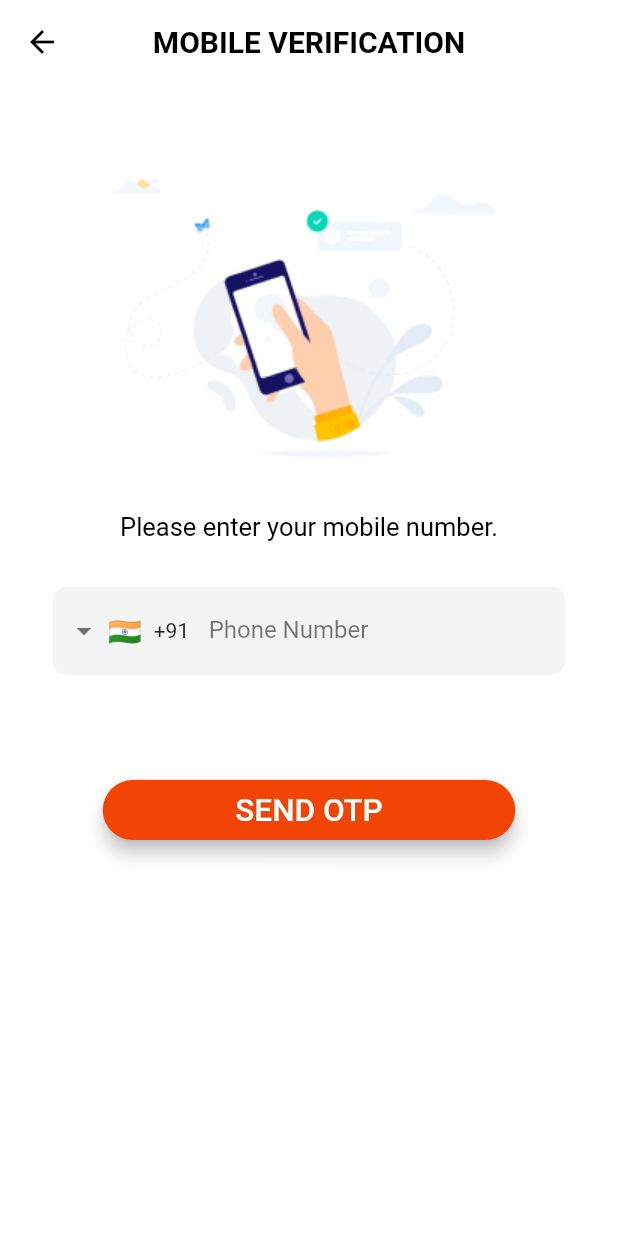
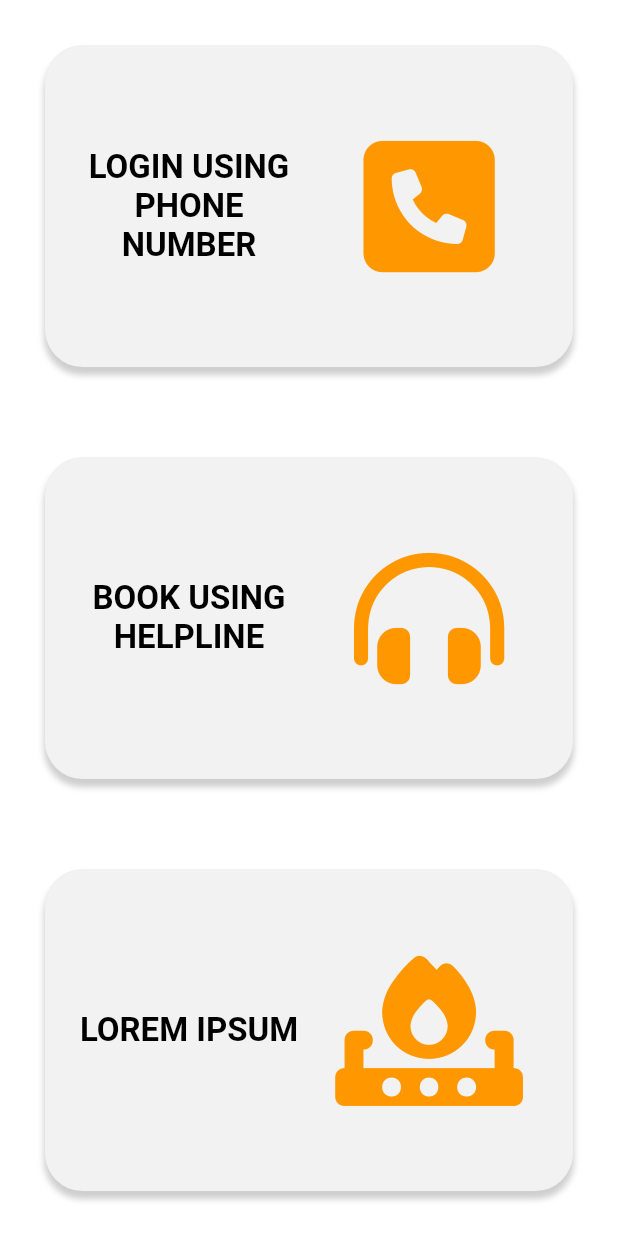
Before and after one commit to wersharks/mera_aadhar, a Flutter app: the screen it shows after launch, after a tap on "CLICK", on a phone screen of 412 x 824 dp. Run offline on Flutter 3.47's test engine with Material 2 defaults, Android fonts, the phone set to English and light mode, and no system bars; drawn by our look-alikes of intl_phone_field; our stand-ins replace flutter_map, flutter_otp_text_field, font_awesome_flutter, latlong2, location; missing offline and left inert: flutter_map_marker_popup.

Commit message:
added login type page

```diff
--- a/lib/screens/home_page.dart
+++ b/lib/screens/home_page.dart
@@ -1,6 +1,7 @@
 import 'package:flutter/src/foundation/key.dart';
 import 'package:flutter/src/widgets/framework.dart';
 import 'package:flutter/material.dart';
+import 'package:mera_aadhar/screens/login_type.dart';
 import 'package:mera_aadhar/screens/verification.dart';
 import 'package:mera_aadhar/utilities/constants.dart';
 import 'package:mera_aadhar/screens/map_basic.dart';
@@ -19,7 +20,7 @@ class HomePage extends StatelessWidget {
             child: Text("CLICK"),
             onPressed: () {
               Navigator.push(context,
-                  MaterialPageRoute(builder: (context) => Verification()));
+                  MaterialPageRoute(builder: (context) => LoginType()));
             },
           ),
           TextButton(
--- /dev/null
+++ b/lib/screens/login_type.dart
@@ -0,0 +1,52 @@
+import 'package:flutter/src/foundation/key.dart';
+import 'package:flutter/src/widgets/framework.dart';
+import 'package:font_awesome_flutter/font_awesome_flutter.dart';
+import 'package:flutter/material.dart';
+import 'package:mera_aadhar/screens/verification.dart';
+import 'package:mera_aadhar/widgets/my_card.dart';
+
+class LoginType extends StatelessWidget {
+  const LoginType({Key? key}) : super(key: key);
+
+  @override
+  Widget build(BuildContext context) {
+    return Scaffold(
+      backgroundColor: Colors.white,
+      body: SafeArea(
+          child: Column(
+        children: [
+          Expanded(
+            child: MyCard(
+              text: "LOGIN USING PHONE NUMBER",
+              icon: FontAwesomeIcons.squarePhone,
+              onTheTap: () {
+                Navigator.push(context,
+                    MaterialPageRoute(builder: (context) => Verification()));
+              },
+            ),
+          ),
+          Expanded(
+            child: MyCard(
+              text: "BOOK USING HELPLINE",
+              icon: FontAwesomeIcons.headphonesSimple,
+              onTheTap: () {
+                Navigator.push(context,
+                    MaterialPageRoute(builder: (context) => Verification()));
+              },
+            ),
+          ),
+          Expanded(
+            child: MyCard(
+              text: "LOREM IPSUM",
+              icon: FontAwesomeIcons.fireBurner,
+              onTheTap: () {
+                Navigator.push(context,
+                    MaterialPageRoute(builder: (context) => Verification()));
+              },
+            ),
+          )
+        ],
+      )),
+    );
+  }
+}
--- a/lib/utilities/constants.dart
+++ b/lib/utilities/constants.dart
@@ -7,6 +7,8 @@ var buttonStyle = ButtonStyle(
     backgroundColor: MaterialStateProperty.all(Color(0xffF24405)),
     elevation: MaterialStateProperty.all(5));
 const textStyle = TextStyle(color: Colors.black, fontSize: 17);
+const bigTextStyle =
+    TextStyle(color: Colors.black, fontSize: 22, fontWeight: FontWeight.bold);
 const appBarTextStyle = TextStyle(
   color: Colors.black,
   fontWeight: FontWeight.bold,
--- /dev/null
+++ b/lib/widgets/my_card.dart
@@ -0,0 +1,61 @@
+import 'package:flutter/src/foundation/key.dart';
+import 'package:flutter/src/widgets/framework.dart';
+
+import 'package:flutter/material.dart';
+import 'package:mera_aadhar/screens/verification.dart';
+import 'package:mera_aadhar/utilities/constants.dart';
+import 'package:font_awesome_flutter/font_awesome_flutter.dart';
+
+class MyCard extends StatelessWidget {
+  String text;
+  IconData icon;
+  Function onTheTap;
+  MyCard({required this.text, required this.icon, required this.onTheTap});
+
+  @override
+  Widget build(BuildContext context) {
+    return Padding(
+      padding: const EdgeInsets.all(30.0),
+      child: GestureDetector(
+        onTap: () {
+          onTheTap();
+        },
+        child: Container(
+          decoration: BoxDecoration(
+              color: Color(0xffFF2F2F2),
+              boxShadow: [
+                BoxShadow(
+                    color: Colors.grey.withOpacity(.5),
+                    offset: Offset(0, 5),
+                    spreadRadius: .1,
+                    blurRadius: 3),
+              ],
+              borderRadius: BorderRadius.all(Radius.circular(25)),
+              border: Border.all(color: Colors.grey.withOpacity(.01))),
+          child: Padding(
+            padding: const EdgeInsets.all(15.0),
+            child: Row(
+              crossAxisAlignment: CrossAxisAlignment.center,
+              children: [
+                Expanded(
+                  child: Text(
+                    text,
+                    textAlign: TextAlign.center,
+                    style: bigTextStyle,
+                  ),
+                ),
+                Expanded(
+                  child: Icon(
+                    icon,
+                    size: 100,
+                    color: Colors.orange,
+                  ),
+                ),
+              ],
+            ),
+          ),
+        ),
+      ),
+    );
+  }
+}
--- a/pubspec.yaml
+++ b/pubspec.yaml
@@ -31,6 +31,7 @@ dependencies:
     sdk: flutter
   flutter_svg: ^1.1.3
   flutter_otp_text_field: ^1.1.0
+  font_awesome_flutter: ^10.1.0
   intl_phone_field: ^3.1.0
 
   # The following adds the Cupertino Icons font to your application.
```
Also changed, not shown: pubspec.lock.
